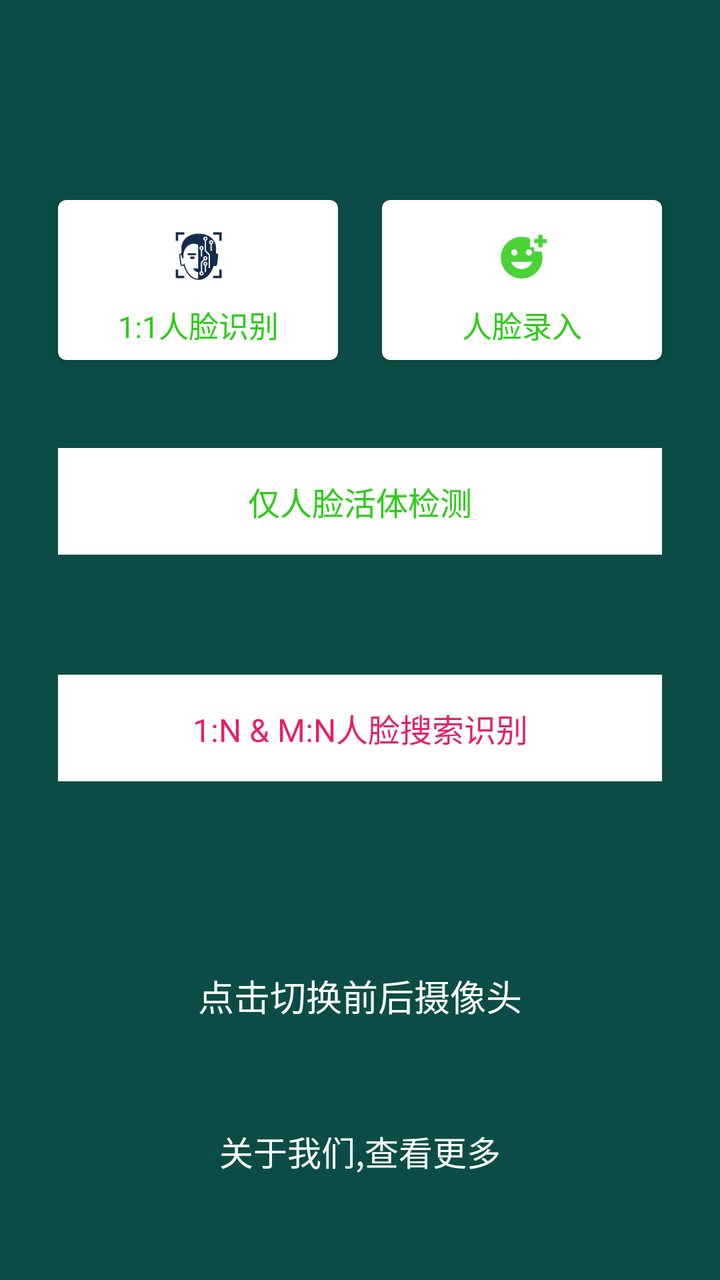
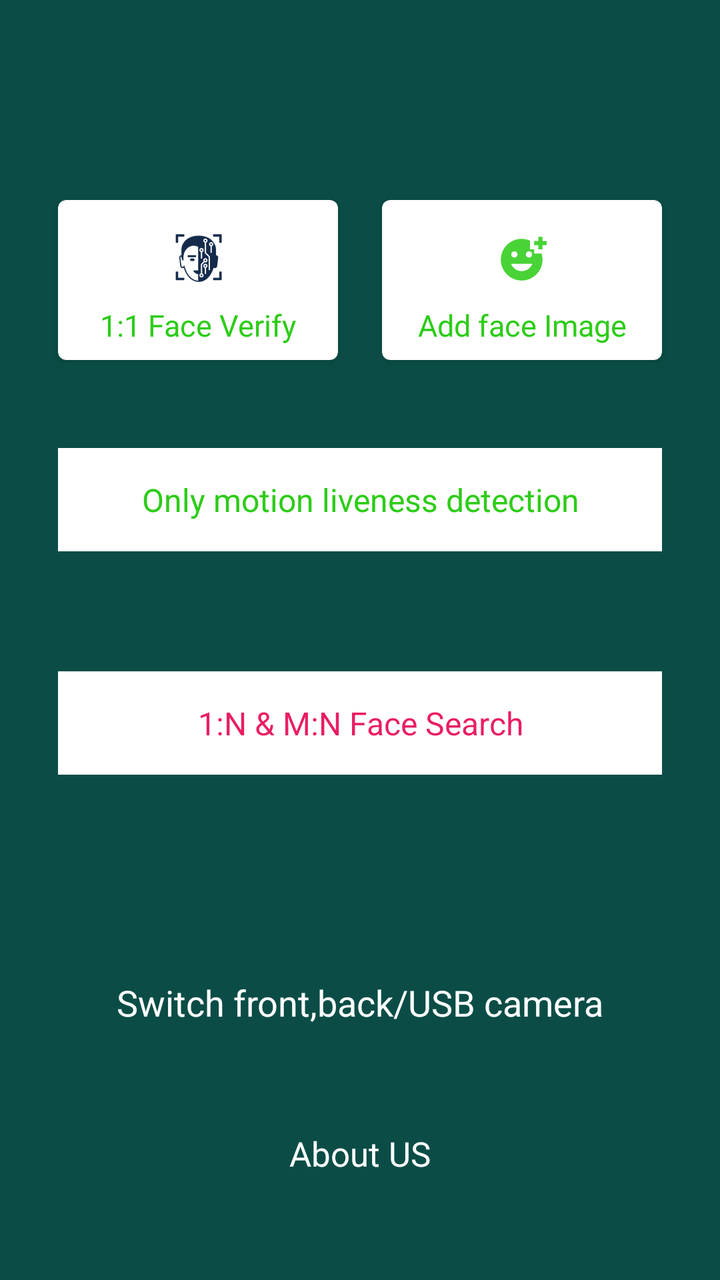

An Android layout rendered at two revisions. The XML below is the earlier revision; the diff shows what the commit changed to produce the second picture.
<!-- AndroidManifest.xml: application theme AppTheme -->
<!-- res/layout/activity_navi.xml -->
<?xml version="1.0" encoding="utf-8"?>
<androidx.constraintlayout.widget.ConstraintLayout xmlns:android="http://schemas.android.com/apk/res/android"
    xmlns:app="http://schemas.android.com/apk/res-auto"
    xmlns:tools="http://schemas.android.com/tools"
    android:layout_width="match_parent"
    android:layout_height="match_parent"
    android:background="@color/colorAccent"
    android:paddingTop="100dp"
    tools:context=".NaviActivity">

    
    <androidx.cardview.widget.CardView
        android:id="@+id/face_verify_card"
        android:layout_width="0dp"
        android:layout_height="80dp"
        app:cardCornerRadius="4dp"
        android:layout_marginLeft="29dp"
        android:layout_marginRight="11dp"
        app:cardBackgroundColor="@color/white"
        app:layout_constraintEnd_toStartOf="@+id/update_base_image"
        app:layout_constraintStart_toStartOf="parent"
        app:layout_constraintTop_toTopOf="parent">

        <LinearLayout
            android:layout_width="match_parent"
            android:layout_height="wrap_content"
            android:layout_gravity="center"
            android:orientation="vertical">

            <ImageView
                android:layout_width="45dp"
                android:layout_height="45dp"
                android:padding="4dp"
                android:layout_gravity="center_horizontal"
                android:src="@drawable/band_image" />

            <TextView
                android:id="@+id/face_verify"
                android:layout_width="match_parent"
                android:layout_height="wrap_content"
                android:layout_gravity="center_horizontal"
                android:gravity="center"
                android:text="1:1人脸识别"
                android:textColor="#2DCC18"
                android:textSize="15sp" />

        </LinearLayout>

    </androidx.cardview.widget.CardView>


    
    <androidx.cardview.widget.CardView
        android:id="@+id/update_base_image"
        android:layout_width="0dp"
        android:layout_height="80dp"
        app:cardCornerRadius="4dp"
        android:layout_marginRight="29dp"
        android:layout_marginLeft="11dp"

        app:cardBackgroundColor="@color/white"
        app:layout_constraintEnd_toEndOf="parent"
        app:layout_constraintStart_toEndOf="@+id/face_verify_card"
        app:layout_constraintTop_toTopOf="parent">

        <LinearLayout
            android:layout_width="match_parent"
            android:layout_height="wrap_content"
            android:layout_gravity="center"
            android:orientation="vertical">

            <ImageView
                android:layout_width="45dp"
                android:layout_height="45dp"
                android:padding="10dp"
                android:layout_gravity="center_horizontal"
                android:src="@drawable/ic_add_face" />

            <TextView
                android:id="@+id/change_base_img"
                android:layout_width="match_parent"
                android:layout_height="wrap_content"
                android:layout_gravity="center_horizontal"
                android:gravity="center"
                android:text="人脸录入"
                android:textColor="#2DCC18"
                android:textSize="15sp"
                app:layout_constraintTop_toBottomOf="@+id/update_base_image" />

        </LinearLayout>

    </androidx.cardview.widget.CardView>



    <TextView
        android:id="@+id/liveness_detection"
        android:layout_width="match_parent"
        android:layout_height="wrap_content"
        android:layout_marginTop="44dp"
        android:background="@color/white"
        android:gravity="center"
        android:layout_marginLeft="29dp"
        android:layout_marginRight="29dp"
        android:paddingTop="15dp"
        android:paddingBottom="15dp"
        android:text="仅人脸活体检测"
        android:textColor="#2DCC18"
        android:textSize="16sp"
        android:visibility="visible"
        app:layout_constraintEnd_toEndOf="parent"
        app:layout_constraintStart_toStartOf="parent"
        app:layout_constraintTop_toBottomOf="@+id/update_base_image" />


    <TextView
        android:id="@+id/face_search_1_n"
        android:layout_width="match_parent"
        android:layout_height="wrap_content"
        android:layout_marginTop="60dp"
        android:background="@color/white"
        android:gravity="center"
        android:layout_marginLeft="29dp"
        android:layout_marginRight="29dp"
        android:paddingTop="15dp"
        android:paddingBottom="15dp"
        android:visibility="visible"
        android:text="1:N &amp; M:N人脸搜索识别"
        android:textColor="@color/red"
        android:textSize="16sp"
        app:layout_constraintEnd_toEndOf="parent"
        app:layout_constraintStart_toStartOf="parent"
        app:layout_constraintTop_toBottomOf="@+id/liveness_detection" />


    <TextView
        android:id="@+id/change_camera"
        android:layout_width="match_parent"
        android:layout_height="wrap_content"
        android:layout_gravity="bottom"
        android:gravity="center"
        android:textColor="@android:color/white"
        android:textSize="18sp"
        android:layout_marginTop="5dp"
        android:layout_marginBottom="33dp"
        app:layout_constraintBottom_toTopOf="@+id/more_about_me"
        android:text="点击切换前后摄像头" />


    <TextView
        android:id="@+id/more_about_me"
        android:layout_width="match_parent"
        android:layout_height="wrap_content"
        android:gravity="center"
        android:padding="19dp"
        android:visibility="visible"
        android:text="关于我们,查看更多"
        android:textColor="@android:color/white"
        android:textSize="17sp"
        android:layout_marginBottom="33dp"
        app:layout_constraintBottom_toBottomOf="parent" />


</androidx.constraintlayout.widget.ConstraintLayout>
<!-- resources referenced by this layout -->
<resources>
  <color name="colorAccent">#0B4D46</color>
  <color name="red">#E91E63</color>
  <color name="white">#FFFFFFFF</color>
  <!-- drawable band_image: png bitmap (drawable, 20224 bytes) -->
  <!-- drawable ic_add_face (drawable) -->
  <vector android:alpha="0.87" android:height="22dp"
      android:tint="#2DCC18" android:viewportHeight="24"
      android:viewportWidth="24" android:width="22dp" xmlns:android="http://schemas.android.com/apk/res/android">
      <path android:fillColor="@android:color/white" android:pathData="M18,9V7h-2V2.84C14.77,2.3 13.42,2 11.99,2C6.47,2 2,6.48 2,12s4.47,10 9.99,10C17.52,22 22,17.52 22,12c0,-1.05 -0.17,-2.05 -0.47,-3H18zM15.5,8C16.33,8 17,8.67 17,9.5S16.33,11 15.5,11S14,10.33 14,9.5S14.67,8 15.5,8zM8.5,8C9.33,8 10,8.67 10,9.5S9.33,11 8.5,11S7,10.33 7,9.5S7.67,8 8.5,8zM12,17.5c-2.33,0 -4.31,-1.46 -5.11,-3.5h10.22C16.31,16.04 14.33,17.5 12,17.5zM22,3h2v2h-2v2h-2V5h-2V3h2V1h2V3z"/>
  </vector>
  <style name="AppTheme" parent="Theme.MaterialComponents.DayNight.NoActionBar">
          
          <item name="colorControlNormal">@android:color/white</item>
          <item name="colorPrimary">@color/colorPrimary</item>
          <item name="colorPrimaryDark">@color/colorPrimaryDark</item>
          <item name="colorAccent">@color/colorAccent</item>
      </style>
  <color name="colorPrimary">#0B4D46</color>
  <color name="colorPrimaryDark">#0B4D46</color>
</resources>

<!-- the commit's change to res/layout/activity_navi.xml (unified diff, before → after) -->
@@ -40,7 +40,7 @@
                 android:layout_height="wrap_content"
                 android:layout_gravity="center_horizontal"
                 android:gravity="center"
-                android:text="1:1人脸识别"
+                android:text="@string/face_verify_1vs1"
                 android:textColor="#2DCC18"
                 android:textSize="15sp" />
 
@@ -57,7 +57,6 @@
         app:cardCornerRadius="4dp"
         android:layout_marginRight="29dp"
         android:layout_marginLeft="11dp"
-
         app:cardBackgroundColor="@color/white"
         app:layout_constraintEnd_toEndOf="parent"
         app:layout_constraintStart_toEndOf="@+id/face_verify_card"
@@ -82,7 +81,7 @@
                 android:layout_height="wrap_content"
                 android:layout_gravity="center_horizontal"
                 android:gravity="center"
-                android:text="人脸录入"
+                android:text="@string/add_face_image"
                 android:textColor="#2DCC18"
                 android:textSize="15sp"
                 app:layout_constraintTop_toBottomOf="@+id/update_base_image" />
@@ -104,7 +103,7 @@
         android:layout_marginRight="29dp"
         android:paddingTop="15dp"
         android:paddingBottom="15dp"
-        android:text="仅人脸活体检测"
+        android:text="@string/only_motion_liveness_detection"
         android:textColor="#2DCC18"
         android:textSize="16sp"
         android:visibility="visible"
@@ -125,7 +124,7 @@
         android:paddingTop="15dp"
         android:paddingBottom="15dp"
         android:visibility="visible"
-        android:text="1:N &amp; M:N人脸搜索识别"
+        android:text="@string/face_search_navi"
         android:textColor="@color/red"
         android:textSize="16sp"
         app:layout_constraintEnd_toEndOf="parent"
@@ -144,7 +143,7 @@
         android:layout_marginTop="5dp"
         android:layout_marginBottom="33dp"
         app:layout_constraintBottom_toTopOf="@+id/more_about_me"
-        android:text="点击切换前后摄像头" />
+        android:text="@string/switch_camera" />
 
 
     <TextView
@@ -154,7 +153,7 @@
         android:gravity="center"
         android:padding="19dp"
         android:visibility="visible"
-        android:text="关于我们,查看更多"
+        android:text="@string/about_us"
         android:textColor="@android:color/white"
         android:textSize="17sp"
         android:layout_marginBottom="33dp"
<!-- resource entries referenced after the edit -->
@@ -10,6 +10,12 @@
       android:viewportWidth="24" android:width="22dp" xmlns:android="http://schemas.android.com/apk/res/android">
       <path android:fillColor="@android:color/white" android:pathData="M18,9V7h-2V2.84C14.77,2.3 13.42,2 11.99,2C6.47,2 2,6.48 2,12s4.47,10 9.99,10C17.52,22 22,17.52 22,12c0,-1.05 -0.17,-2.05 -0.47,-3H18zM15.5,8C16.33,8 17,8.67 17,9.5S16.33,11 15.5,11S14,10.33 14,9.5S14.67,8 15.5,8zM8.5,8C9.33,8 10,8.67 10,9.5S9.33,11 8.5,11S7,10.33 7,9.5S7.67,8 8.5,8zM12,17.5c-2.33,0 -4.31,-1.46 -5.11,-3.5h10.22C16.31,16.04 14.33,17.5 12,17.5zM22,3h2v2h-2v2h-2V5h-2V3h2V1h2V3z"/>
   </vector>
+  <string name="about_us">About US</string>
+  <string name="add_face_image">Add face Image</string>
+  <string name="face_search_navi">1:N &amp; M:N Face Search </string>
+  <string name="face_verify_1vs1">1:1 Face Verify </string>
+  <string name="only_motion_liveness_detection">Only motion liveness detection</string>
+  <string name="switch_camera">Switch front,back/USB camera </string>
   <style name="AppTheme" parent="Theme.MaterialComponents.DayNight.NoActionBar">
           
           <item name="colorControlNormal">@android:color/white</item>
